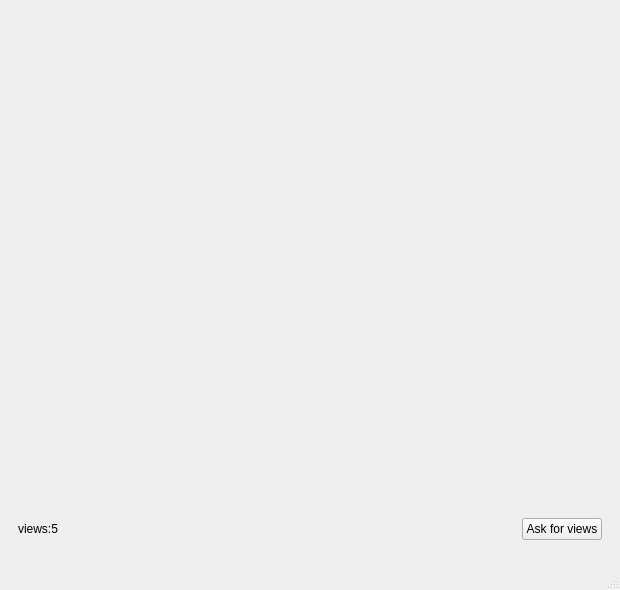
The window that viewphotowindow.ui (osamahammad21/Distributed) describes before a commit, drawn with Qt 5.
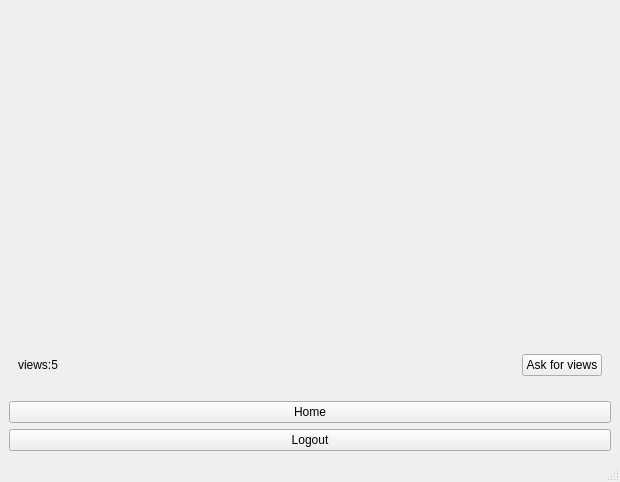
The same window after the commit.

The edit to the form file:
```diff
--- a/viewphotowindow.ui
+++ b/viewphotowindow.ui
@@ -7,7 +7,7 @@
     <x>0</x>
     <y>0</y>
     <width>620</width>
-    <height>590</height>
+    <height>482</height>
    </rect>
   </property>
   <property name="maximumSize">
@@ -104,6 +104,20 @@
       </layout>
      </widget>
     </item>
+    <item>
+     <widget class="QPushButton" name="pushButton_home">
+      <property name="text">
+       <string>Home</string>
+      </property>
+     </widget>
+    </item>
+    <item>
+     <widget class="QPushButton" name="pushButton_logout">
+      <property name="text">
+       <string>Logout</string>
+      </property>
+     </widget>
+    </item>
    </layout>
   </widget>
   <widget class="QMenuBar" name="menubar">
```
